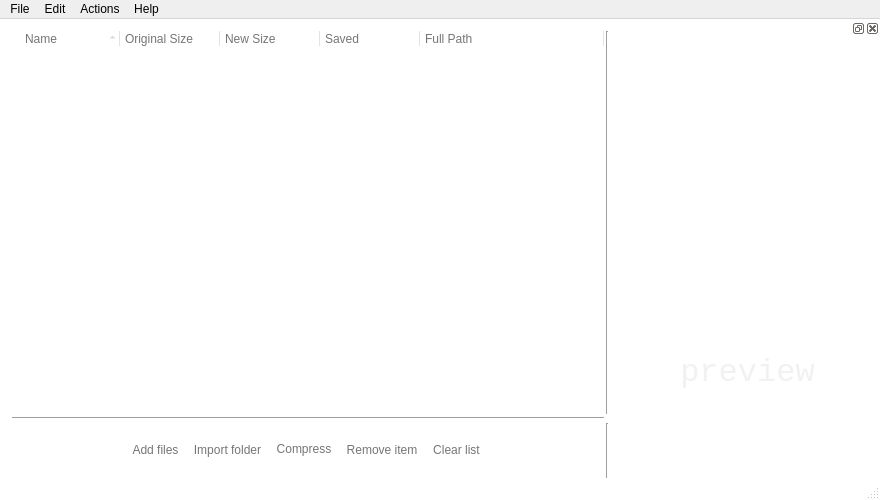
Qt form caesiumph.ui (Lymphatus/CaesiumPH) before a commit.
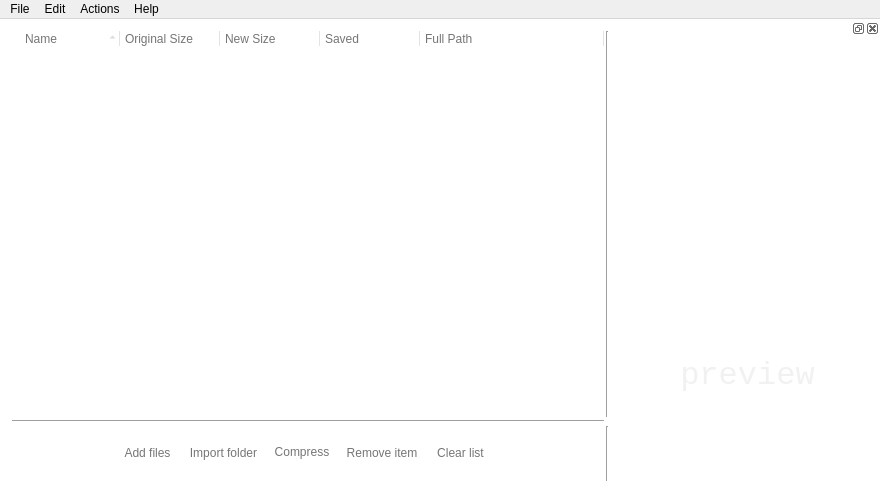
The same form after that commit. Icons and pictures are not drawn. Custom widgets are drawn as their Qt base class.

Commit message: Windows check

Diff of the .ui file:
```diff
--- a/caesiumph.ui
+++ b/caesiumph.ui
@@ -28,11 +28,13 @@
     background-color: #FFFFFF;
     color: #757575;
 	alternate-background-color: #f1f1f1;
+	outline: 0;
 }
 
 QTreeWidget::item {
 	padding-top: 5px;
 	padding-bottom: 5px;
+	outline: 0;
 }
 
 QTreeWidget::item:hover {
@@ -96,6 +98,7 @@
 QStatusBar QLabel, QToolButton {
 	color: #757575;
 	border: none;
+	padding-right: 4px;
 }
 
 QScrollBar:vertical {
@@ -109,7 +112,23 @@
      background: #1cb495;
      min-height: 20px;
 	border-radius: 3px;
- }</string>
+ }
+
+QScrollBar::up-arrow:vertical, QScrollBar::down-arrow:vertical {
+     border: none;
+      background: none;
+      color: none;
+ }
+
+QScrollBar::add-line:vertical {
+      border: none;
+      background: none;
+}
+
+QScrollBar::sub-line:vertical {
+      border: none;
+      background: none;
+}</string>
   </property>
   <property name="locale">
    <locale language="English" country="UnitedStates"/>
@@ -544,6 +563,14 @@
       <property name="styleSheet">
        <string notr="true">QTreeWidget#listTreeWidget {
 	background: url(:/icons/main/logo_alpha.png) no-repeat center;
+}
+
+QTreeWidget:focus {
+	outline: 0;
+}
+
+QTreeWidget::item:selected {
+    outline: 0;
 }</string>
       </property>
       <property name="frameShape">
@@ -823,7 +850,7 @@
     <string notr="true"/>
    </property>
    <property name="sizeGripEnabled">
-    <bool>true</bool>
+    <bool>false</bool>
    </property>
   </widget>
   <action name="actionAdd_pictures">
```
Left out of the diff: 9 changed lines with no effect on the pictures. The commit also changes 5 other files.
